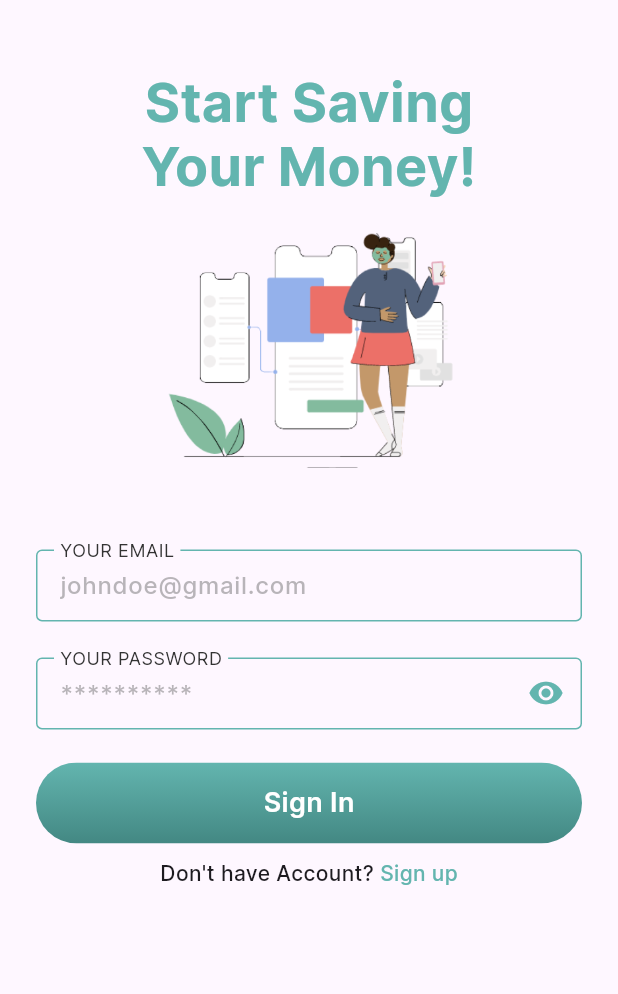
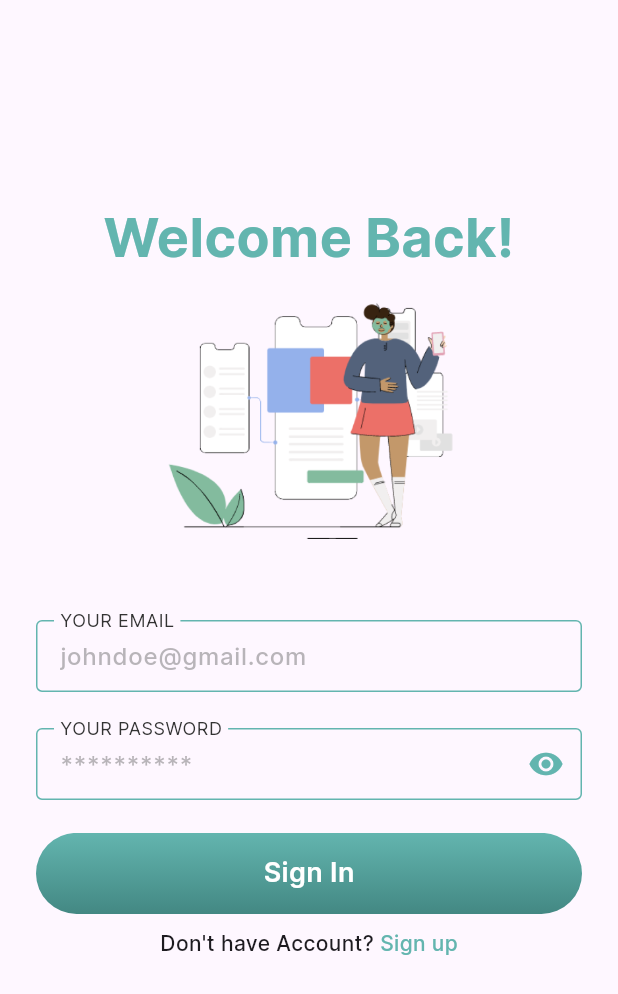
Before and after one commit to lucaseduardocrp/finance_app_flutter, a Flutter app: the SignUpPage screen opened by its route, after a tap on "Sign Up", after a tap on "Already Have Account?", on a phone screen of 412 x 824 dp. Shown: the top 994 px of the screen. Run offline on Flutter 3.47's test engine with Material 3 defaults, Android fonts, the phone set to English and light mode, and no system bars.

```diff
--- a/lib/features/onboarding/onboarding_page.dart
+++ b/lib/features/onboarding/onboarding_page.dart
@@ -16,7 +16,7 @@ class OnboardingPage extends StatelessWidget {
         children: [
           const SizedBox(height: 48.0),
           Expanded(
-            flex: 2,
+            flex: 3,
             child: Image.asset('assets/images/man.png', fit: BoxFit.contain),
           ),
           Container(
@@ -40,13 +40,13 @@ class OnboardingPage extends StatelessWidget {
                   child: PrimaryButton(
                     text: 'Get Started',
                     onPressed: (){
-                      Navigator.pushReplacementNamed(context, AppRoutes.signUp);
+                      Navigator.pushNamed(context, AppRoutes.signUp);
                     },
                   ),
                 ),
                 CustomListLinks(
                   onPressed: (){
-                    Navigator.pushReplacementNamed(context, AppRoutes.signIn);
+                    Navigator.pushNamed(context, AppRoutes.signIn);
                   },
                   children: [
                     const Text(
--- a/lib/features/sign_in/sign_in_page.dart
+++ b/lib/features/sign_in/sign_in_page.dart
@@ -10,7 +10,6 @@ import 'package:finance_app/common/widgets/custom_text_form_field.dart';
 import 'package:finance_app/common/widgets/primary_button.dart';
 import 'package:finance_app/features/sign_in/sign_in_controller.dart';
 import 'package:finance_app/features/sign_in/sign_in_state.dart';
-import 'package:finance_app/features/sign_up/sign_up_state.dart';
 import 'package:finance_app/services/mock_auth_service.dart';
 import 'package:flutter/material.dart';
 
@@ -58,8 +57,8 @@ class _SignInPageState extends State<SignInPage> {
         ));
       }
 
-      if(_signInController.state is SignUpErrorState){
-        final error = _signInController.state as SignUpErrorState;
+      if(_signInController.state is SignInErrorState){
+        final error = _signInController.state as SignInErrorState;
 
         Navigator.pop(context);
         customModalBottomSheet(
@@ -79,19 +78,13 @@ class _SignInPageState extends State<SignInPage> {
           left: 24.0,
           right: 24.0,
           bottom: 24.0,
-          top: 46.0,
+          top: 136.0,
         ),
         children: [
           Column(
             children: [
               Text(
-                'Start Saving',
-                style: AppTextStyles.mediumText.apply(
-                  color: AppColors.primaryColor100
-                )
-              ),
-              Text(
-                'Your Money!',
+                'Welcome Back!',
                 style: AppTextStyles.mediumText.apply(
                   color: AppColors.primaryColor100
                 )
@@ -102,7 +95,6 @@ class _SignInPageState extends State<SignInPage> {
               Form(
                 key: _formKey,
                 child: Column(
-                  mainAxisAlignment: MainAxisAlignment.center,
                   children: [
                     CustomTextFormField(
                       controller: _emailController,
@@ -142,7 +134,7 @@ class _SignInPageState extends State<SignInPage> {
               ),
               CustomListLinks(
                 onPressed: (){
-                  Navigator.pushReplacementNamed(context, AppRoutes.signUp);
+                  Navigator.popAndPushNamed(context, AppRoutes.signUp);
                 },
                 children: [
                   const Text(
--- a/lib/features/sign_up/sign_up_page.dart
+++ b/lib/features/sign_up/sign_up_page.dart
@@ -160,7 +160,7 @@ class _SignUpPageState extends State<SignUpPage> {
           ),
           CustomListLinks(
             onPressed: (){
-              Navigator.pushReplacementNamed(context, AppRoutes.signIn);
+              Navigator.pushNamed(context, AppRoutes.signIn);
             },
             children: [
               const Text(
```
Also changed, not shown: lib/common/widgets/custom_bottom_sheet.dart (+6 -1 lines).
